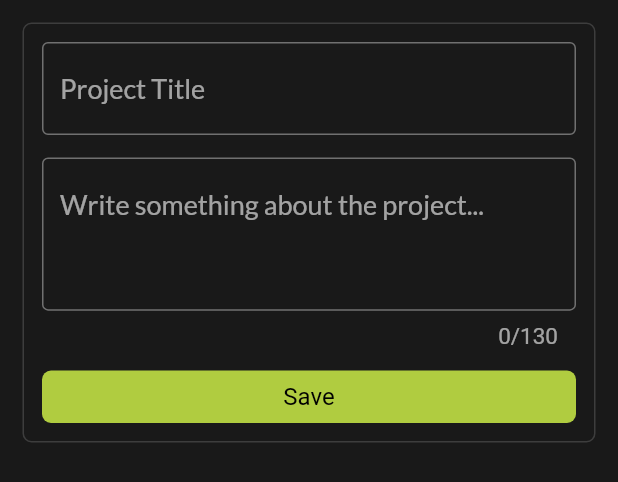
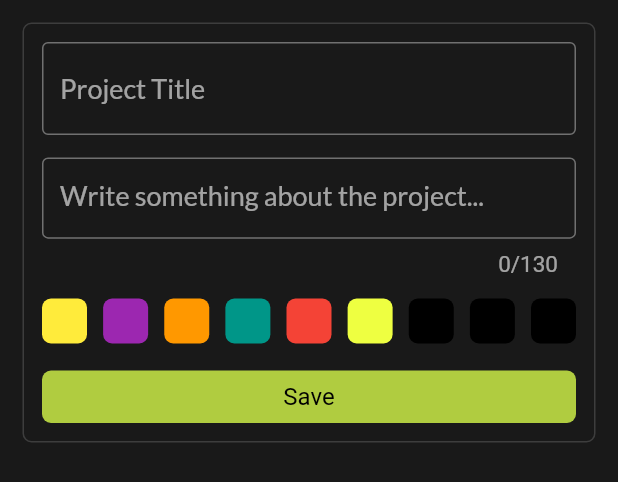
Before and after one commit to kingRayhan/flutter_king_todo, a Flutter app: the ProjectBottomSheet widget shown alone on an empty page, opened directly, on a phone screen of 412 x 824 dp. Shown: the top 482 px of the screen. Run offline on Flutter 3.47's test engine with Material 2 defaults, Android fonts, the phone set to English and light mode, and no system bars; our stand-ins replace flutter_slidable, form_validator, google_fonts, isar; accounts and stored records are empty; generated files the repository leaves out were written again; statements that could not run were skipped.

Commit message:
wip: bottom-sheet-color

```diff
--- a/lib/widgets/project_bottom_sheet.dart
+++ b/lib/widgets/project_bottom_sheet.dart
@@ -77,21 +77,21 @@ class _ProjectBottomSheetState extends State<ProjectBottomSheet> {
                     border: OutlineInputBorder()),
               ),
             ),
-            // SizedBox(height: 18.0),
-            // Row(
-            //   mainAxisAlignment: MainAxisAlignment.spaceBetween,
-            //   children: [
-            //     _buildProjectThemeColorSwatch(color: Colors.yellow),
-            //     _buildProjectThemeColorSwatch(color: Colors.purple),
-            //     _buildProjectThemeColorSwatch(color: Colors.orange),
-            //     _buildProjectThemeColorSwatch(color: Colors.teal),
-            //     _buildProjectThemeColorSwatch(color: Colors.red),
-            //     _buildProjectThemeColorSwatch(color: Colors.limeAccent),
-            //     _buildProjectThemeColorSwatch(),
-            //     _buildProjectThemeColorSwatch(),
-            //     _buildProjectThemeColorSwatch(),
-            //   ],
-            // ),
+            SizedBox(height: 18.0),
+            Row(
+              mainAxisAlignment: MainAxisAlignment.spaceBetween,
+              children: [
+                _buildProjectThemeColorSwatch(color: Colors.yellow),
+                _buildProjectThemeColorSwatch(color: Colors.purple),
+                _buildProjectThemeColorSwatch(color: Colors.orange),
+                _buildProjectThemeColorSwatch(color: Colors.teal),
+                _buildProjectThemeColorSwatch(color: Colors.red),
+                _buildProjectThemeColorSwatch(color: Colors.limeAccent),
+                _buildProjectThemeColorSwatch(),
+                _buildProjectThemeColorSwatch(),
+                _buildProjectThemeColorSwatch(),
+              ],
+            ),
             const SizedBox(height: 18.0),
             _saveButton(onPress: () {
               if (_formKey.currentState!.validate()) {
```
